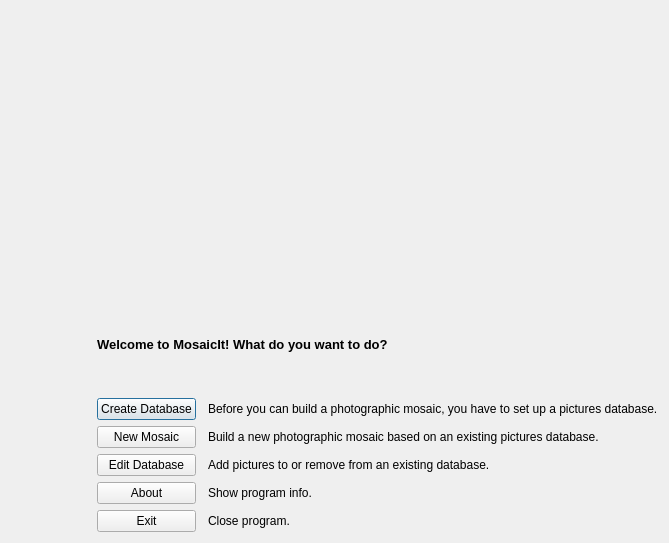
Before: the Qt Designer form mainwindow.ui in seanet7or/mosaicit, drawn with Qt 5.
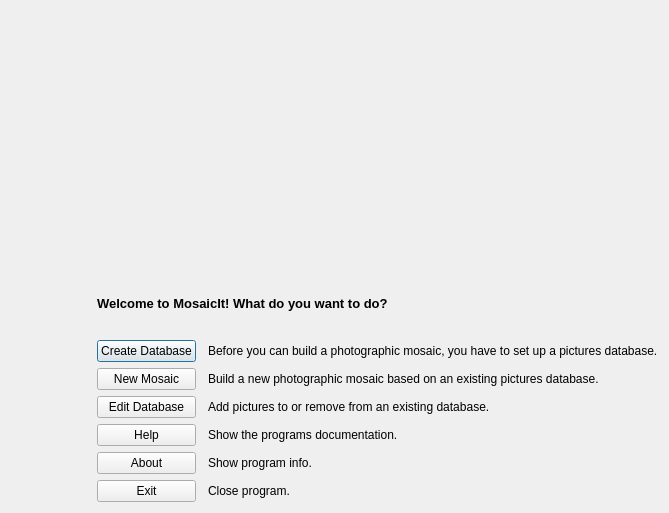
After: the same form once the commit is applied. Icons and pictures are not drawn.

Commit message: added help button to main window

Patch:
```diff
--- a/mainwindow.ui
+++ b/mainwindow.ui
@@ -7,7 +7,7 @@
     <x>0</x>
     <y>0</y>
     <width>669</width>
-    <height>543</height>
+    <height>513</height>
    </rect>
   </property>
   <property name="sizePolicy">
@@ -75,7 +75,7 @@
         </property>
        </spacer>
       </item>
-      <item row="7" column="1">
+      <item row="8" column="1">
        <widget class="QPushButton" name="exitButton">
         <property name="text">
          <string>Exit</string>
@@ -85,7 +85,7 @@
         </property>
        </widget>
       </item>
-      <item row="6" column="1">
+      <item row="7" column="1">
        <widget class="QPushButton" name="aboutButton">
         <property name="text">
          <string>About</string>
@@ -149,14 +149,14 @@
         </property>
        </widget>
       </item>
-      <item row="6" column="3">
+      <item row="7" column="3">
        <widget class="QLabel" name="label_4">
         <property name="text">
          <string>Show program info.</string>
         </property>
        </widget>
       </item>
-      <item row="7" column="3">
+      <item row="8" column="3">
        <widget class="QLabel" name="label_5">
         <property name="text">
          <string>Close program.</string>
@@ -193,6 +193,23 @@
         </property>
        </spacer>
       </item>
+      <item row="6" column="1">
+       <widget class="QPushButton" name="helpButton">
+        <property name="text">
+         <string>Help</string>
+        </property>
+        <property name="autoDefault">
+         <bool>true</bool>
+        </property>
+       </widget>
+      </item>
+      <item row="6" column="3">
+       <widget class="QLabel" name="label_7">
+        <property name="text">
+         <string>Show the programs documentation.</string>
+        </property>
+       </widget>
+      </item>
      </layout>
     </item>
    </layout>
```
The commit also changes 4 other files.
